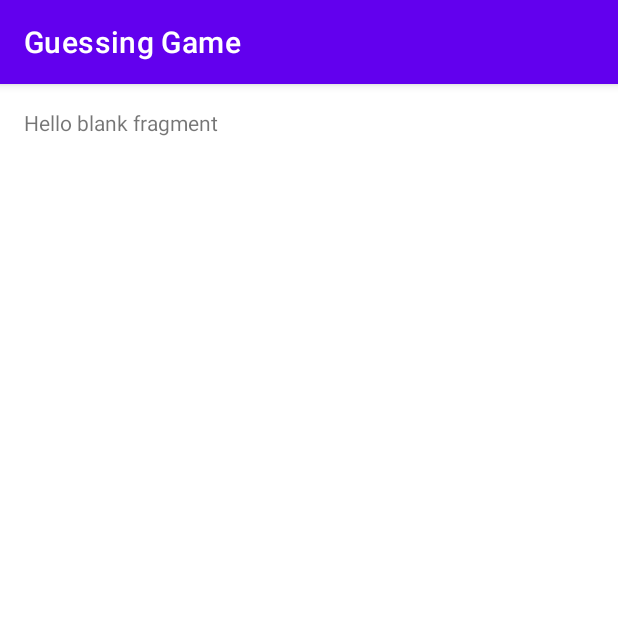
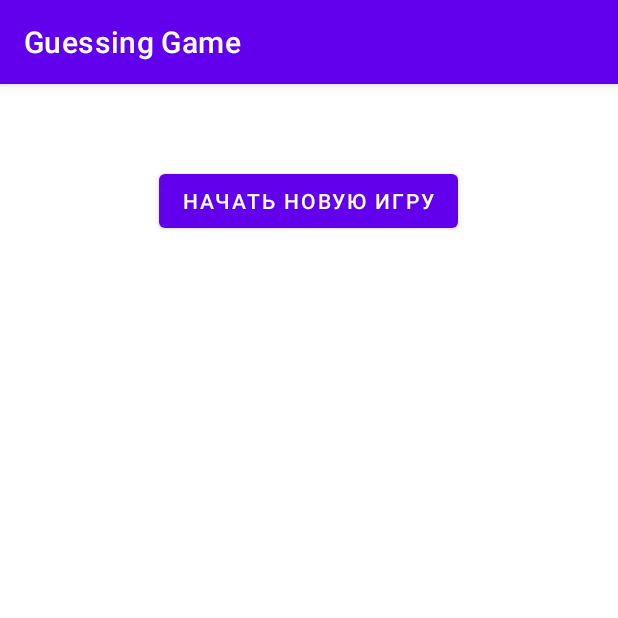
Before and after one commit to Greg2089/GuessingGame, an Android app: the fragment ResultFragment placed in its activity, on a phone screen of 412 x 824 dp, the top half of it. Run offline under Robolectric (Android 15) with nearby library versions, the phone set to English and light mode, and no system bars; 1 statement that could not run was skipped.

Commit message:
3) Код и макет для ResultFragment. Приложение работает

```diff
--- a/app/src/main/java/com/hfad/guessinggame/GameFragment.kt
+++ b/app/src/main/java/com/hfad/guessinggame/GameFragment.kt
@@ -29,7 +29,7 @@ class GameFragment : Fragment() {
         inflater: LayoutInflater, container: ViewGroup?,
         savedInstanceState: Bundle?
     ): View? {
-        /*Свойству _binding присваивается экземпляр FragmentOrderBinding в методе onCreateView()*/
+        /*Свойству _binding присваивается экземпляр FragmentGameBinding в методе onCreateView()*/
         _binding = FragmentGameBinding.inflate(inflater, container, false)
         val view = binding.root
         // определите, как должно отобрадаться секретное слово и обновите экран
@@ -63,7 +63,7 @@ class GameFragment : Fragment() {
     fun updateScreen() {
         binding.word.text = secretWordDisplay
         binding.lives.text = "У Вас осталось $livesLeft жизней. "
-        binding.incorrectGuesses.text = "Неверных догадок $incorrectGuesses"
+        binding.incorrectGuesses.text = "Неверные буквы $incorrectGuesses"
     }
 
     // Эта функция создает строку для того, как секретное слово должно отображаться на экране
--- a/app/src/main/java/com/hfad/guessinggame/ResultFragment.kt
+++ b/app/src/main/java/com/hfad/guessinggame/ResultFragment.kt
@@ -1,59 +1,42 @@
 package com.hfad.guessinggame
 
 import android.os.Bundle
-import androidx.fragment.app.Fragment
 import android.view.LayoutInflater
 import android.view.View
 import android.view.ViewGroup
+import androidx.fragment.app.Fragment
+import androidx.navigation.findNavController
+import com.hfad.guessinggame.databinding.FragmentResultBinding
 
-// TODO: Rename parameter arguments, choose names that match
-// the fragment initialization parameters, e.g. ARG_ITEM_NUMBER
-private const val ARG_PARAM1 = "param1"
-private const val ARG_PARAM2 = "param2"
 
-/**
- * A simple [Fragment] subclass.
- * Use the [ResultFragment.newInstance] factory method to
- * create an instance of this fragment.
- */
 class ResultFragment : Fragment() {
-    // TODO: Rename and change types of parameters
-    private var param1: String? = null
-    private var param2: String? = null
-
-    override fun onCreate(savedInstanceState: Bundle?) {
-        super.onCreate(savedInstanceState)
-        arguments?.let {
-            param1 = it.getString(ARG_PARAM1)
-            param2 = it.getString(ARG_PARAM2)
-        }
-    }
+    /*Объявил _binding и свойство binding.
+       * Получаем доступ к _binding, используя свойство привязки.
+       *  Если _binding не равен нулю, он возвращает _binding,
+       * если _binding равен нулю, попытка его использования вызывает null pointer exception*/
+    private var _binding: FragmentResultBinding? = null
+    private val binding get() = _binding!!
 
     override fun onCreateView(
         inflater: LayoutInflater, container: ViewGroup?,
         savedInstanceState: Bundle?
     ): View? {
-        // Inflate the layout for this fragment
-        return inflater.inflate(R.layout.fragment_result, container, false)
+
+        /*Свойству _binding присваивается экземпляр FragmentResultBinding в методе onCreateView()*/
+        _binding = FragmentResultBinding.inflate(inflater, container, false)
+        val view = binding.root
+
+        binding.wonLost.text = ResultFragmentArgs.fromBundle(requireArguments()).result
+        binding.newGameButton.setOnClickListener {
+            view.findNavController().navigate(R.id.action_resultFragment_to_gameFragment)
+        }
+        return view
     }
 
-    companion object {
-        /**
-         * Use this factory method to create a new instance of
-         * this fragment using the provided parameters.
-         *
-         * @param param1 Parameter 1.
-         * @param param2 Parameter 2.
-         * @return A new instance of fragment ResultFragment.
-         */
-        // TODO: Rename and change types and number of parameters
-        @JvmStatic
-        fun newInstance(param1: String, param2: String) =
-            ResultFragment().apply {
-                arguments = Bundle().apply {
-                    putString(ARG_PARAM1, param1)
-                    putString(ARG_PARAM2, param2)
-                }
-            }
+    override fun onDestroyView() {
+        super.onDestroyView()
+        _binding = null
     }
+
+
 }
--- a/app/src/main/res/layout/fragment_result.xml
+++ b/app/src/main/res/layout/fragment_result.xml
@@ -1,14 +1,22 @@
 <?xml version="1.0" encoding="utf-8"?>
-<FrameLayout xmlns:android="http://schemas.android.com/apk/res/android"
+<LinearLayout xmlns:android="http://schemas.android.com/apk/res/android"
     xmlns:tools="http://schemas.android.com/tools"
     android:layout_width="match_parent"
     android:layout_height="match_parent"
+    android:orientation="vertical"
     tools:context=".ResultFragment">
 
-    <!-- TODO: Update blank fragment layout -->
     <TextView
+        android:id="@+id/won_lost"
         android:layout_width="match_parent"
-        android:layout_height="match_parent"
-        android:text="@string/hello_blank_fragment" />
+        android:layout_height="wrap_content"
+        android:gravity="center"
+        android:textSize="28sp" />
+    <Button
+        android:id="@+id/new_game_button"
+        android:layout_width="wrap_content"
+        android:layout_height="wrap_content"
+        android:layout_gravity="center"
+        android:text="Начать новую игру"/>
 
-</FrameLayout>
+</LinearLayout>
```
